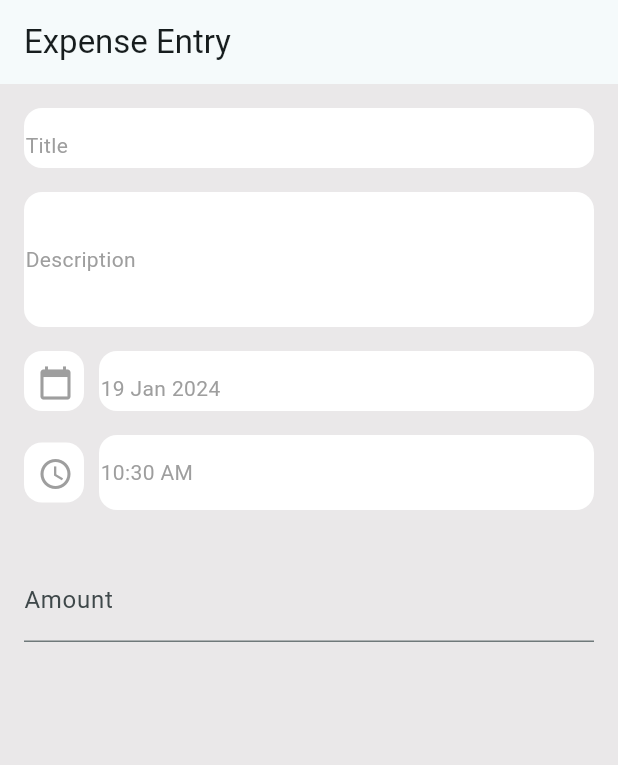
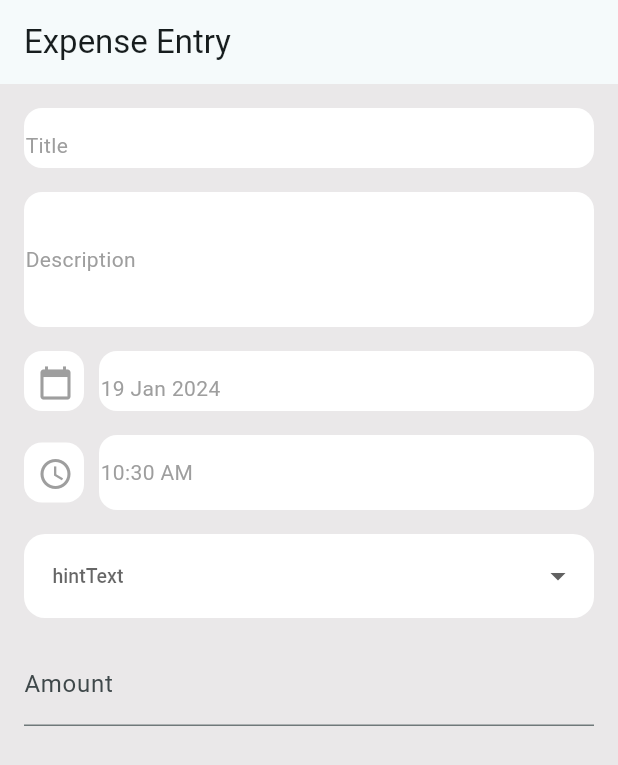
Before and after one commit to WaqasAhmed123/expense-tracker-app, a Flutter app: the screen it shows after launch, on a phone screen of 412 x 824 dp. Shown: the top 765 px of the screen. Run offline on Flutter 3.47's test engine with Material 3 defaults, Android fonts, the light colour scheme and no system bars; our stand-ins replace flutter_bloc.

```diff
--- a/lib/screens/entry_screen.dart
+++ b/lib/screens/entry_screen.dart
@@ -127,7 +127,7 @@ class EntryScreen extends StatelessWidget {
                           hintText: 'Time',
                           readOnly: true,
                           context: context,
-                            contoller: timeController)
+                          contoller: timeController),
                       // TextField(
                       //   controller: TextEditingController(
                       //     text: DateFormat('h:mm a').format(DateTime(
@@ -159,6 +159,51 @@ class EntryScreen extends StatelessWidget {
                 //     );
                 //   }).toList(),
                 // ),
+                DropdownButtonFormField(
+                  onChanged: (string) {
+                    string = "kfha";
+                  },
+                  style: const TextStyle(
+                    fontSize: 13.0,
+                    // fontFamily: "Poppins",
+                    color: Color(0xff0e0e0e),
+                    fontWeight: FontWeight.w500,
+                  ),
+                  // value: "selectedOptions",
+                  // value: "selectedOptions",
+                  validator: (value) {
+                    if (value == null) {
+                      return ("Field can't be null");
+                    }
+                    return null;
+                  },
+                  decoration: InputDecoration(
+                      filled: true,
+                      hintText: "hintText",
+                      hintStyle: TextStyle(
+                        fontSize: 13.0,
+                        // fontFamily: "Poppins",
+                        color: const Color(0xff0e0e0e).withOpacity(0.3),
+                        fontWeight: FontWeight.w500,
+                      ),
+                      fillColor: const Color(0xffffffff),
+                      border: OutlineInputBorder(
+                          borderRadius: BorderRadius.circular(14),
+                          borderSide: BorderSide.none),
+                      contentPadding: const EdgeInsets.symmetric(
+                          horizontal: 15, vertical: 16)),
+                  items: ["items", "ahflkk"]
+                      .map<DropdownMenuItem<String>>((String key) {
+                    return DropdownMenuItem<String>(
+                      value: key,
+                      child: Text(
+                        key,
+                        style: const TextStyle(color: Colors.black),
+                      ),
+                    );
+                  }).toList(),
+                ),
+
                 const SizedBox(height: 16),
                 TextField(
                   controller: TextEditingController(),
```
Lines whose indentation alone changed are shown as unchanged.
